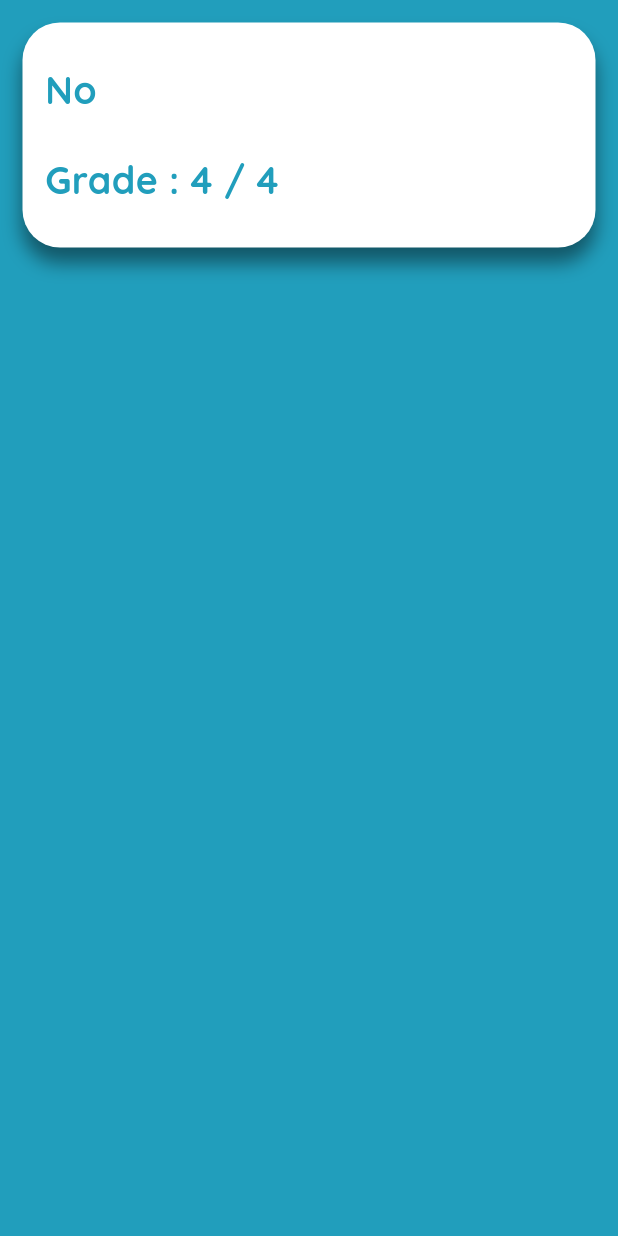
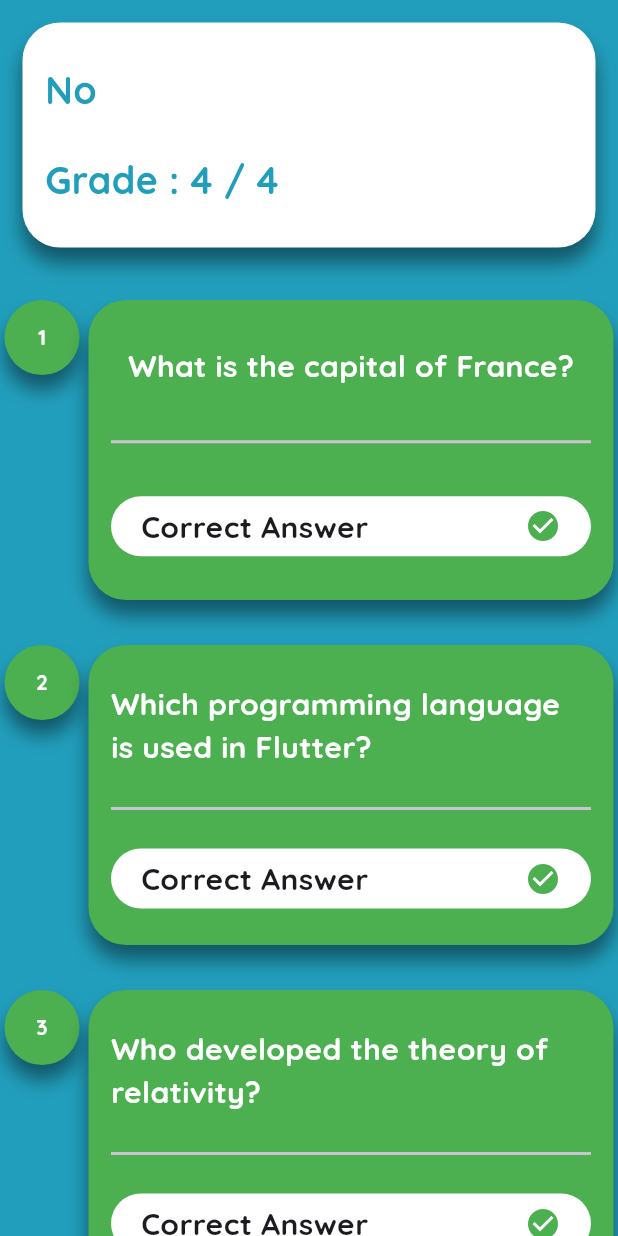
Before and after one commit to malakelsayed2/quiz_app, a Flutter app: the screen it shows after launch, on a phone screen of 412 x 824 dp. Run offline on Flutter 3.47's test engine with Material 3 defaults, Android fonts, the phone set to English and light mode, and no system bars; our stand-ins replace google_fonts, percent_indicator, smooth_page_indicator.

Commit message:
added ListView for answers in Result Screen

```diff
--- a/lib/core/resources/Models/questionModel/question_list.dart
+++ b/lib/core/resources/Models/questionModel/question_list.dart
@@ -2,9 +2,31 @@ import 'package:quizapp/core/resources/Models/questionModel/question_model.dart'
 
 class QuestionList {
   static List<QuestionModel> questionList = [
-    QuestionModel("omg", ["1", "2", "3", "4"], "1"),
-    QuestionModel("hi", ["2", "3", "4", "5"], "1"),
-    QuestionModel("bye", ["1", "2", "9", "3"], "1"),
-    QuestionModel("try", ["11", "10", "13", "14"], "1"),
+    QuestionModel(
+        "What is the capital of France?",
+        ["Paris", "London", "Berlin", "Madrid"],
+        "Paris"
+    ),
+    QuestionModel(
+        "Which programming language is used in Flutter?",
+        ["Java", "Dart", "Python", "C++"],
+        "Dart"
+    ),
+    QuestionModel(
+        "Who developed the theory of relativity?",
+        ["Isaac Newton", "Albert Einstein", "Galileo Galilei", "Nikola Tesla"],
+        "Albert Einstein"
+    ),
+    QuestionModel(
+        "Which planet is known as the Red Planet?",
+        ["Earth", "Mars", "Venus", "Jupiter"],
+        "Mars"
+    ),
+    QuestionModel(
+        "What is the largest ocean on Earth?",
+        ["Atlantic Ocean", "Indian Ocean", "Pacific Ocean", "Arctic Ocean"],
+        "Pacific Ocean"
+    ),
   ];
+
 }
--- a/lib/view/splash/screens/results_screen.dart
+++ b/lib/view/splash/screens/results_screen.dart
@@ -1,5 +1,6 @@
 import 'package:flutter/material.dart';
 import 'package:google_fonts/google_fonts.dart';
+import 'package:quizapp/core/resources/Models/questionModel/question_list.dart';
 import 'package:quizapp/core/resources/color_manager.dart';
 import 'package:quizapp/view/splash/widgets/custom_correct_answer_card.dart';
 
@@ -15,6 +16,8 @@ class ResultsScreen extends StatelessWidget {
     //     .of(context)!
     //     .settings
     //     .arguments as String;
+    final double screenHeight = MediaQuery.of(context).size.height;
+    int answer = 1;
 
     return Scaffold(
       backgroundColor: Color(ColorMangager.mainColor),
@@ -67,6 +70,27 @@ class ResultsScreen extends StatelessWidget {
                 ),
               ),
             ),
+            SizedBox(height: 20),
+            Expanded(
+              child: ListView.separated(
+                itemBuilder: (context, index) {
+                  if (answer == 1) {
+                    return CustomCorrectAnswer(
+                      question: QuestionList.questionList[index].question,
+                      questionNumber: index + 1,
+                    );
+                  }
+                  return CustomWrongAnswer(
+                    question: QuestionList.questionList[index].question,
+                    questionNumber: index + 1,
+                    correctAnswer:
+                        QuestionList.questionList[index].correctAnswer,
+                  );
+                },
+                separatorBuilder: (context, index) => Container(height: 30),
+                itemCount: QuestionList.questionList.length,
+              ),
+            ),
           ],
         ),
       ),
--- a/lib/view/splash/widgets/custom_correct_answer_card.dart
+++ b/lib/view/splash/widgets/custom_correct_answer_card.dart
@@ -5,7 +5,10 @@ import 'package:quizapp/view/splash/widgets/custom_result_answer_field.dart';
 import '../../../core/resources/size_manager.dart';
 
 class CustomCorrectAnswer extends StatelessWidget {
-  const CustomCorrectAnswer({Key? key}) : super(key: key);
+
+  final String question;
+  final int questionNumber ;
+  const CustomCorrectAnswer({super.key, required this.question, required this.questionNumber});
 
   @override
   Widget build(BuildContext context) {
@@ -30,7 +33,7 @@ class CustomCorrectAnswer extends StatelessWidget {
             color: Colors.green,
           ),
           child: Text(
-            "1",
+            questionNumber.toString(),
             style: GoogleFonts.quicksand(
               color: Colors.white,
               fontWeight: FontWeight.bold,
@@ -57,7 +60,7 @@ class CustomCorrectAnswer extends StatelessWidget {
             mainAxisAlignment: MainAxisAlignment.spaceAround,
             children: [
               Text(
-                "Question hgkhjfekfkw;kf kfjlrflkwf ofkwpofkpowf owfkop",
+                question,
                 style: GoogleFonts.quicksand(
                   fontSize: 20,
                   color: Colors.white,
@@ -65,7 +68,7 @@ class CustomCorrectAnswer extends StatelessWidget {
                 ),
                 textAlign: TextAlign.left,
               ),
-              Divider(),
+              Divider(thickness: 2,),
               CustomResultAnswerField(Answer: "Correct Answer", color: Colors.green, icon: Icons.check_circle,),
             ],
           ),
--- a/lib/view/splash/widgets/custom_result_answer_field.dart
+++ b/lib/view/splash/widgets/custom_result_answer_field.dart
@@ -11,7 +11,7 @@ class CustomResultAnswerField extends StatelessWidget {
   @override
   Widget build(BuildContext context) {
     return Container(
-      padding: EdgeInsetsGeometry.all(5),
+      padding: EdgeInsetsGeometry.only(right: 20 , left: 20),
       alignment: Alignment.centerLeft,
       height: 40,
       width: 350,
@@ -20,7 +20,7 @@ class CustomResultAnswerField extends StatelessWidget {
         borderRadius: BorderRadius.circular(Radius.rad25),
       ),
       child: Row(
-        mainAxisAlignment: MainAxisAlignment.spaceAround,
+        mainAxisAlignment: MainAxisAlignment.spaceBetween,
         children: [
           Text(
             Answer,
```
Also changed, not shown: lib/view/splash/widgets/custom_wrong_answer_card.dart (+8 -5 lines).
